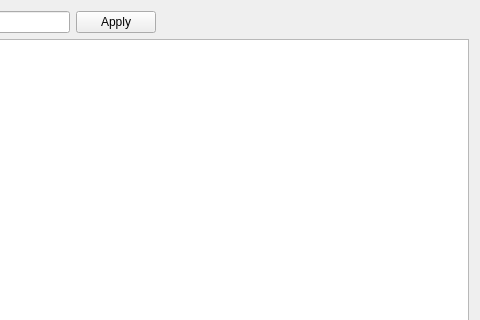
Above: settings_widget.ui from AndrewFgsfds/CSVplotter before the change; both pictures show x 120 to 600 and y 0 to 320 of the 600 by 800 pixel window. Below: the same form after it.
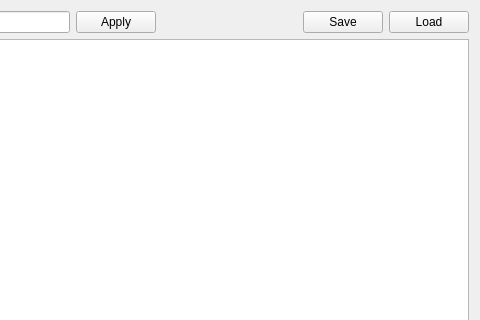
That is the form after the change.

Commit message: added save and load settings(not tested yet)

```diff
--- a/settings_widget.ui
+++ b/settings_widget.ui
@@ -64,6 +64,20 @@
          </property>
         </spacer>
        </item>
+       <item>
+        <widget class="QPushButton" name="pbSaveButton">
+         <property name="text">
+          <string>Save</string>
+         </property>
+        </widget>
+       </item>
+       <item>
+        <widget class="QPushButton" name="pbLoadButton">
+         <property name="text">
+          <string>Load</string>
+         </property>
+        </widget>
+       </item>
       </layout>
      </item>
      <item>
```
The commit also changes 4 other files.
